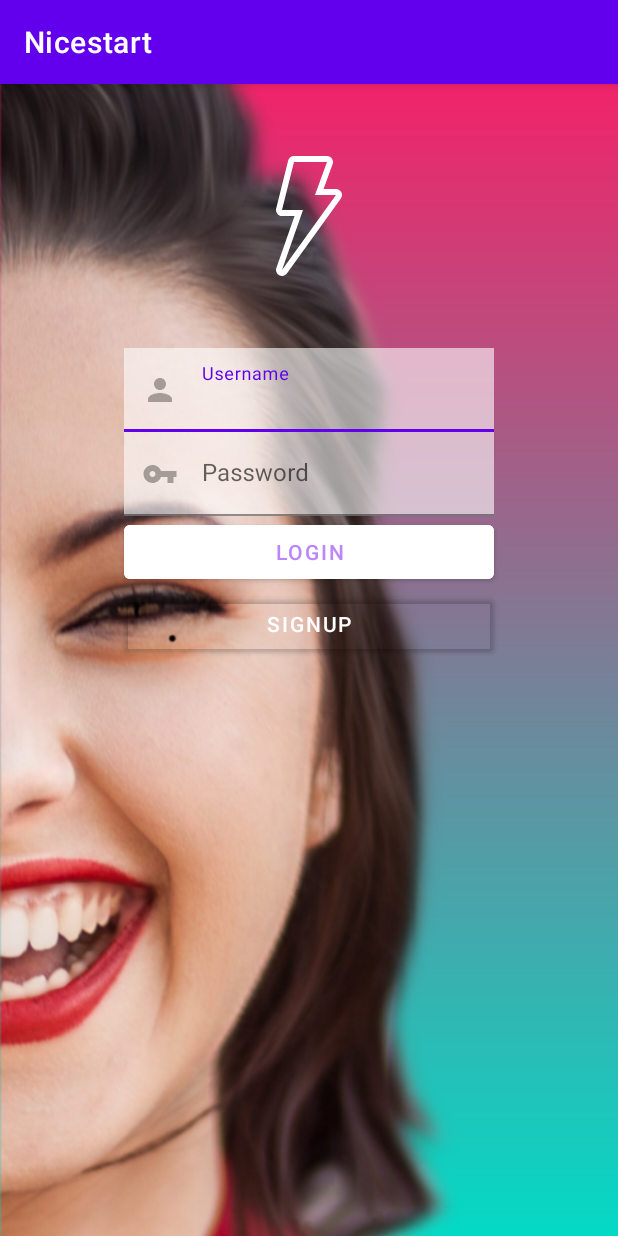
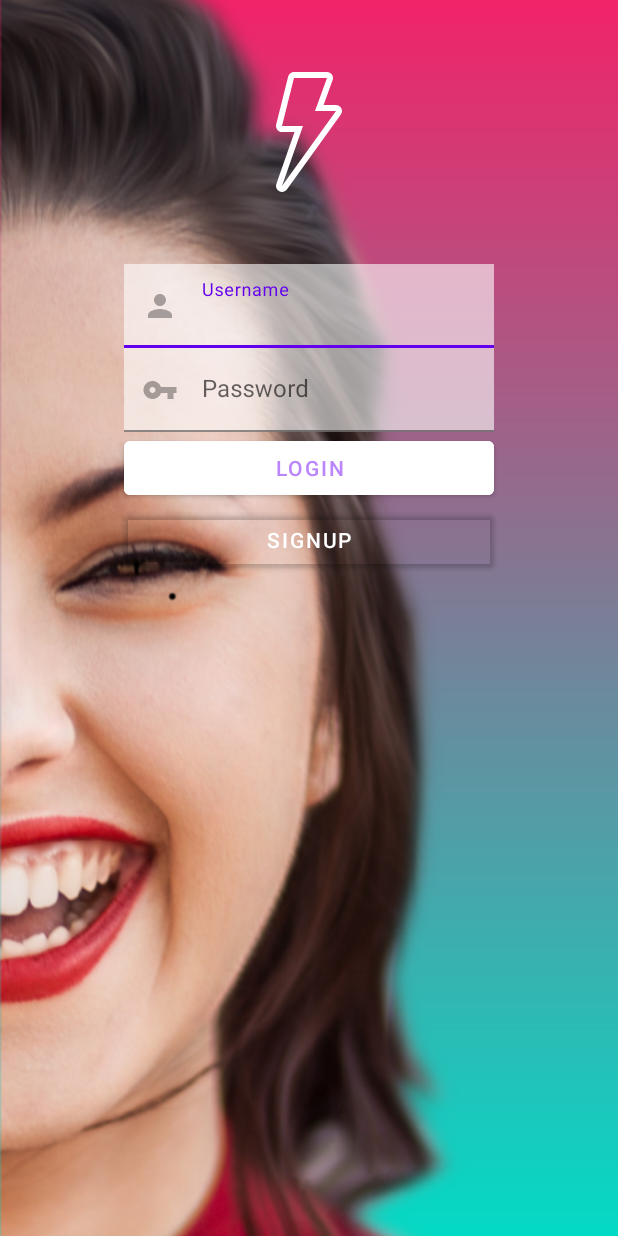
Before and after one commit to javi171101/nicestart, an Android app: the screen it shows after launch (Login), on a phone screen of 412 x 824 dp. Run offline under Robolectric (Android 15) with nearby library versions, the phone set to English and light mode, and no system bars.

Commit message:
Initial commit1
Signed-off-by: javi171101 <javi.alonso2001@gmail.com>

```diff
--- a/app/src/main/res/values/themes.xml
+++ b/app/src/main/res/values/themes.xml
@@ -1,6 +1,6 @@
 <resources xmlns:tools="http://schemas.android.com/tools">
     <!-- Base application theme. -->
-    <style name="Theme.Nicestart" parent="Theme.MaterialComponents.DayNight.DarkActionBar">
+    <style name="Theme.Nicestart" parent="Theme.MaterialComponents.DayNight.NoActionBar">
         <!-- Primary brand color. -->
         <item name="colorPrimary">@color/purple_500</item>
         <item name="colorPrimaryVariant">@color/purple_700</item>
```
Also changed, not shown: 1 other file.
